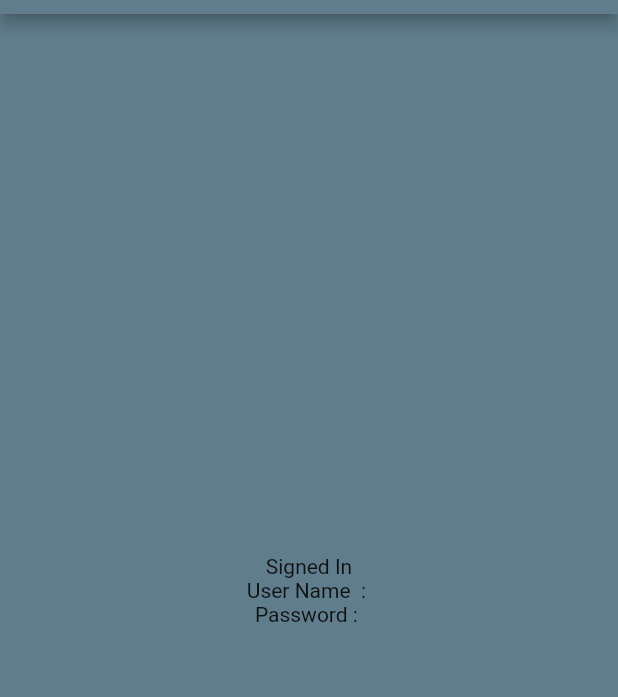
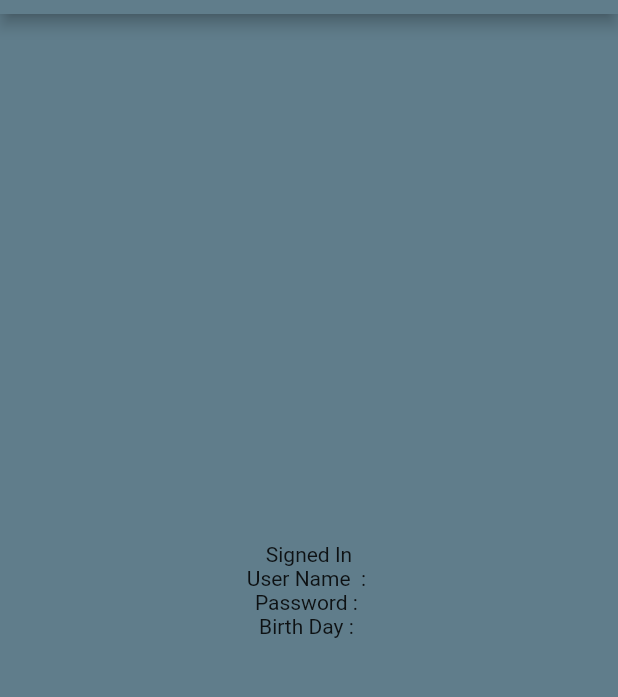
Before and after one commit to benfurkanaslan/first_flutter_app, a Flutter app: the screen it shows after launch, after a tap on "Sign In", on a phone screen of 412 x 824 dp, the part 70-767 px from its top. Run offline on Flutter 3.47's test engine with Material 2 defaults, Android fonts, the phone set to English and light mode, and no system bars.

Commit message:
add birthday picker (DatePicker)

```diff
--- a/lib/SignIn/SignedIn.dart
+++ b/lib/SignIn/SignedIn.dart
@@ -6,6 +6,7 @@ class SignedIn extends StatefulWidget {
   num screenHeight;
   String userName;
   String password;
+  String birthDay;
   var color;
 
   SignedIn(
@@ -13,7 +14,8 @@ class SignedIn extends StatefulWidget {
       this.screenHeight,
       this.userName,
       this.password,
-      this.color});
+      this.color,
+      this.birthDay});
 
   @override
   _SignedInState createState() => _SignedInState();
@@ -54,6 +56,7 @@ class _SignedInState extends State<SignedIn> {
             Text("Signed In"),
             Text("User Name  : ${widget.userName}"),
             Text("Password : ${widget.password}"),
+            Text("Birth Day : ${widget.birthDay}"),
           ],
         ),
       ),
--- a/lib/main.dart
+++ b/lib/main.dart
@@ -40,8 +40,10 @@ class _MyHomePageState extends State<MyHomePage> {
 
   var userNameController = TextEditingController();
   var passwordController = TextEditingController();
+  var dateTimePickerController = TextEditingController();
   String userName;
   String password;
+  String birthDay;
   bool rememberPassword = false;
   var color = Colors.blueGrey;
 
@@ -78,7 +80,7 @@ class _MyHomePageState extends State<MyHomePage> {
                   "lib/assets/app-logo.png",
                   width: screenWidth * 0.3,
                 ),
-                SizedBox(height: screenHeight * 0.1),
+                SizedBox(height: screenHeight * 0.05),
                 SizedBox(
                   width: screenWidth * 0.7,
                   child: TextField(
@@ -93,7 +95,7 @@ class _MyHomePageState extends State<MyHomePage> {
                   ),
                 ),
                 SizedBox(
-                  height: screenHeight * 0.05,
+                  height: screenHeight * 0.03,
                 ),
                 SizedBox(
                   width: screenWidth * 0.7,
@@ -112,8 +114,33 @@ class _MyHomePageState extends State<MyHomePage> {
                   ),
                 ),
                 SizedBox(
-                  height: screenHeight * 0.1,
+                  height: screenHeight * 0.03,
                 ),
+                SizedBox(
+                  width: screenWidth * 0.7,
+                  child: TextField(
+                    controller: dateTimePickerController,
+                    decoration: InputDecoration(
+                      icon: Icon(Icons.date_range),
+                      labelText: "Birth Day",
+                      border: OutlineInputBorder(
+                        borderRadius: BorderRadius.circular(0),
+                      ),
+                    ),
+                    onTap: () {
+                      showDatePicker(
+                              context: context,
+                              initialDate: DateTime.now(),
+                              firstDate: DateTime(1950),
+                              lastDate: DateTime.now())
+                          .then((value) {
+                        dateTimePickerController.text =
+                            "${value.month}/${value.day}/${value.year}";
+                      });
+                    },
+                  ),
+                ),
+                SizedBox(height: screenHeight * 0.05),
                 SizedBox(
                   width: screenWidth,
                   child: ButtonBar(
@@ -148,12 +175,14 @@ class _MyHomePageState extends State<MyHomePage> {
                                 screenHeight: screenHeight,
                                 userName: userName,
                                 password: password,
+                                birthDay: birthDay,
                                 color: color,
                               ),
                             ),
                           );
                           userName = userNameController.text;
                           password = passwordController.text;
+                          birthDay = dateTimePickerController.text;
                         },
                         child: Text(
                           "Sign In",
@@ -163,7 +192,9 @@ class _MyHomePageState extends State<MyHomePage> {
                     ],
                   ),
                 ),
-                CheckboxListTile(
+                SizedBox(
+                  width: screenWidth * 0.615,
+                  child: CheckboxListTile(
                     title: Text("Remember Password"),
                     controlAffinity: ListTileControlAffinity.leading,
                     value: rememberPassword,
@@ -173,6 +204,7 @@ class _MyHomePageState extends State<MyHomePage> {
                       });
                     },
                   ),
+                ),
               ],
             ),
           ),
```
Lines whose indentation alone changed are shown as unchanged.
